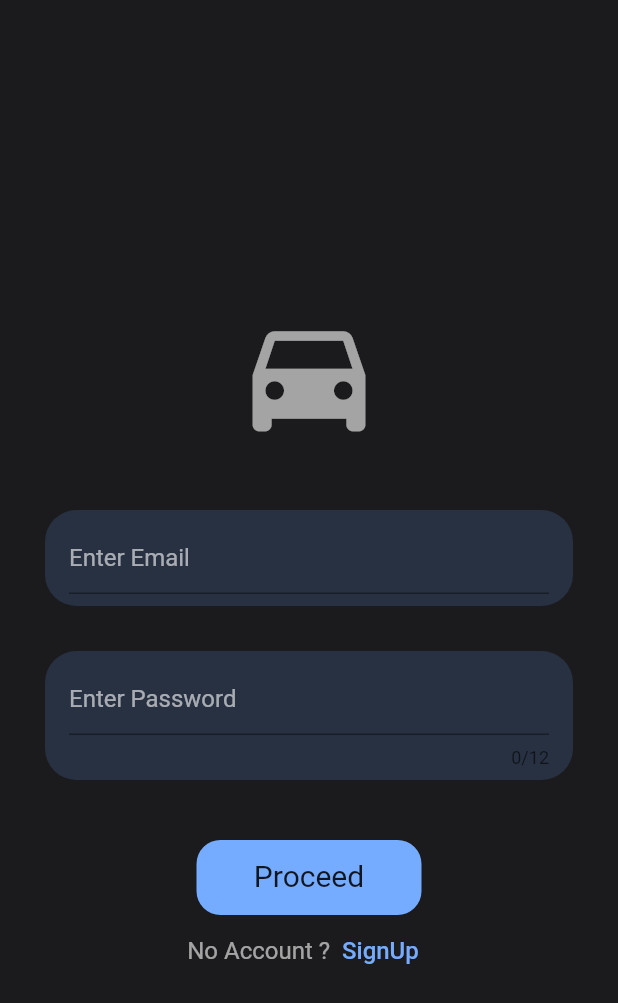
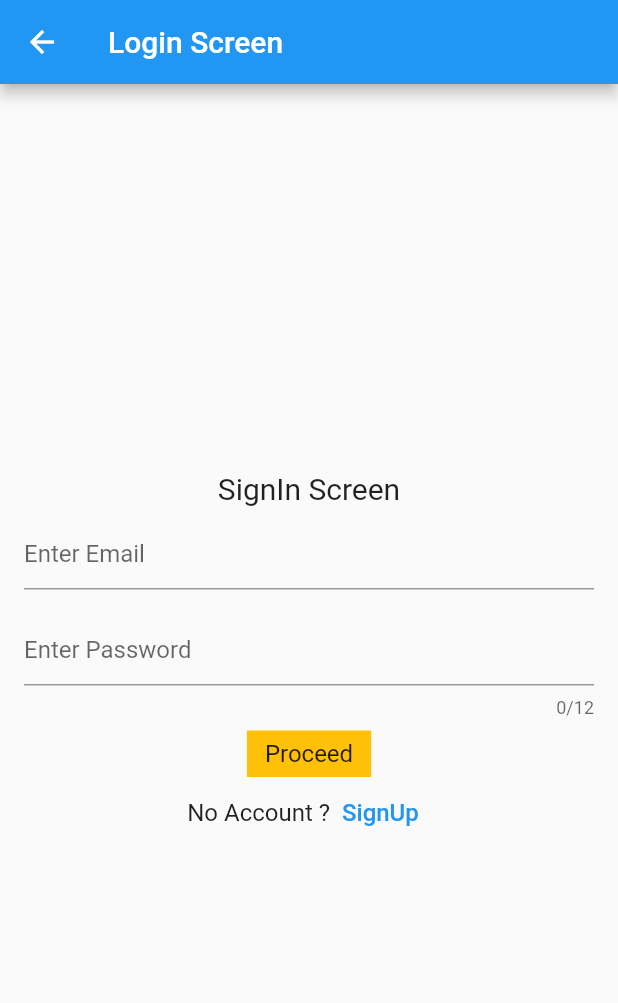
Before and after one commit to tanisha-salvi/flutter_hacktober_2022, a Flutter app: the SignupScreen screen opened by its route, after a tap on "Proceed", after a tap on "SignIn", on a phone screen of 412 x 824 dp. Shown: the top 1003 px of the screen. Run offline on Flutter 3.47's test engine with Material 2 defaults, Android fonts, the phone set to English and light mode, and no system bars; our stand-ins replace cloud_firestore, firebase_auth, firebase_core; accounts and stored records are empty.

Commit message:
Revert "Task #3"
This reverts commit f2ee0a12f072c2bd56b291849013232ab20ef09f.

```diff
--- a/lib/screens/auth/signin.dart
+++ b/lib/screens/auth/signin.dart
@@ -20,36 +20,23 @@ class _SigninScreenState extends State<SigninScreen> {
   @override
   Widget build(BuildContext context) {
     return Scaffold(
-      backgroundColor: Color.fromRGBO(27, 27, 29, 1),
-      resizeToAvoidBottomInset: false,
+      appBar: AppBar(
+        title: const Text("Login Screen"),
+      ),
       body: Form(
         key: _formKey,
-        child: SingleChildScrollView(
-          reverse: true,
-          physics: const BouncingScrollPhysics(),
         child: Column(
-            mainAxisAlignment: MainAxisAlignment.spaceEvenly,
+          mainAxisAlignment: MainAxisAlignment.center,
           children: [
-              SizedBox(height: 200,),
-              Icon(
-                  Icons.directions_car,
-                  color: Colors.white60,
-                  size: 100,
+            const Text(
+              "SignIn Screen",
+              style: TextStyle(
+                  fontSize: 20
               ),
-              SizedBox(height: 40,),
+            ),
             Container(
-                margin: EdgeInsets.only(left: 30, right: 30),
-                decoration: BoxDecoration(
-                    color: Color.fromRGBO(39, 49, 65, 1),
-                    borderRadius: BorderRadius.all(
-                        Radius.circular(21)
-                    )
-                ),
               padding: const EdgeInsets.symmetric(horizontal: 16,vertical: 8),
               child: TextFormField(
-                  style: TextStyle(
-                    color: Colors.white,
-                  ),
                 onChanged: (value){
                   email=value.trim();
                 },
@@ -64,28 +51,13 @@ class _SigninScreenState extends State<SigninScreen> {
                   return null;
                 },
                 decoration: const InputDecoration(
-                      hintText: "Enter Email",
-                      hintStyle: TextStyle(
-                        color: Colors.white60,
+                    hintText: "Enter Email"
                 ),
               ),
             ),
-              ),
-              SizedBox(height: 30,),
             Container(
-                margin: EdgeInsets.only(left: 30, right: 30),
-                decoration: BoxDecoration(
-                    color: Color.fromRGBO(39, 49, 65, 1),
-                    borderRadius: BorderRadius.all(
-                        Radius.circular(21)
-                    )
-                ),
               padding: const EdgeInsets.symmetric(horizontal: 16,vertical: 8),
               child: TextFormField(
-                  style: TextStyle(
-                    color: Colors.white,
-                  ),
-                  obscureText: true,
                 onChanged: (value){
                   password=value.trim();
                 },
@@ -101,14 +73,10 @@ class _SigninScreenState extends State<SigninScreen> {
                 },
                 maxLength: 12,
                 decoration: const InputDecoration(
-                      hintText: "Enter Password",
-                      hintStyle: TextStyle(
-                        color: Colors.white60,
-                      )
+                    hintText: "Enter Password"
                 ),
               ),
             ),
-              SizedBox(height: 40,),
             Builder(builder: (builderContext) => GestureDetector(
               onTap: () async {
                 try{
@@ -125,20 +93,12 @@ class _SigninScreenState extends State<SigninScreen> {
                 }
               },
               child: Container(
-                  height: 50,
-                  width: 150,
-                  decoration: BoxDecoration(
-                      color: Color.fromRGBO(118, 172, 255, 1),
-                      borderRadius: BorderRadius.all(
-                          Radius.circular(16)
-                      )
-                  ),
-                  padding: const EdgeInsets.symmetric(horizontal: 12,vertical: 12),
+                color: Colors.amber,
+                padding: const EdgeInsets.symmetric(horizontal: 12,vertical: 6),
                 child: const Text(
                   "Proceed",
-                    textAlign: TextAlign.center,
                   style: TextStyle(
-                        fontSize: 20
+                      fontSize: 16
                   ),
                 ),
               ),
@@ -149,7 +109,6 @@ class _SigninScreenState extends State<SigninScreen> {
                 const Text(
                   "No Account ?",
                   style: TextStyle(
-                      color: Colors.white60,
                       fontSize: 16
                   ),
                 ),
@@ -159,7 +118,6 @@ class _SigninScreenState extends State<SigninScreen> {
                     }, child: const Text(
                   "SignUp",
                   style: TextStyle(
-                        color: Color.fromRGBO(118, 172, 255, 1),
                       fontSize: 16
                   ),
                 ))
@@ -168,7 +126,6 @@ class _SigninScreenState extends State<SigninScreen> {
           ],
         ),
       ),
-      ),
     );
   }
 }
--- a/lib/screens/auth/signup.dart
+++ b/lib/screens/auth/signup.dart
@@ -21,8 +21,10 @@ class _SignupScreenState extends State<SignupScreen> {
   @override
   Widget build(BuildContext context) {
     return Scaffold(
-        backgroundColor: Color.fromRGBO(27, 27, 29, 1),
-        resizeToAvoidBottomInset: false,
+      resizeToAvoidBottomInset: false,
+      appBar: AppBar(
+        title: const Text("Signup Screen"),
+      ),
       body: Form(
         key: _formKey,
         child: SingleChildScrollView(
@@ -33,28 +35,17 @@ class _SignupScreenState extends State<SignupScreen> {
           mainAxisSize: MainAxisSize.max,
           children: [
             SizedBox(
-              height: 100,
+              height: 120,
             ),
-            Icon(
-              Icons.directions_car,
-              color: Colors.white60,
-              size: 100,
+            const Text(
+              "SignUp Screen",
+              style: TextStyle(
+                  fontSize: 20
+              ),
             ),
-            SizedBox(height: 30,),
             Container(
-
-              margin: EdgeInsets.only(left: 30, right: 30),
-              decoration: BoxDecoration(
-                  color: Color.fromRGBO(39, 49, 65, 1),
-                  borderRadius: BorderRadius.all(
-                      Radius.circular(21)
-                  )
-              ),
               padding: const EdgeInsets.symmetric(horizontal: 16,vertical: 8),
               child: TextFormField(
-                style: TextStyle(
-                  color: Colors.white,
-                ),
                 keyboardType: TextInputType.name,
                 maxLength: 20,
                 onChanged: (value){
@@ -71,27 +62,13 @@ class _SignupScreenState extends State<SignupScreen> {
                   return null;
                 },
                 decoration: const InputDecoration(
-                    hintText: "Enter Name",
-                    hintStyle: TextStyle(
-                    color: Colors.white60,
-                  ),
+                    hintText: "Enter Name"
                 ),
               ),
             ),
-            SizedBox(height: 25,),
             Container(
-              margin: EdgeInsets.only(left: 30, right: 30),
-              decoration: BoxDecoration(
-                  color: Color.fromRGBO(39, 49, 65, 1),
-                  borderRadius: BorderRadius.all(
-                      Radius.circular(20)
-                  )
-              ),
               padding: const EdgeInsets.symmetric(horizontal: 16,vertical: 8),
               child: TextFormField(
-                style: TextStyle(
-                  color: Colors.white,
-                ),
                 keyboardType: TextInputType.emailAddress,
                 onChanged: (value){
                   email=value.trim();
@@ -107,29 +84,14 @@ class _SignupScreenState extends State<SignupScreen> {
                   return null;
                 },
                 decoration: const InputDecoration(
-                    hintText: "Enter Email",
-                    hintStyle: TextStyle(
-                    color: Colors.white60,
-                  ),
+                    hintText: "Enter Email"
                 ),
               ),
             ),
-            SizedBox(height: 25,),
             Container(
-              margin: EdgeInsets.only(left: 30, right: 30),
-              decoration: BoxDecoration(
-                  color: Color.fromRGBO(39, 49, 65, 1),
-                  borderRadius: BorderRadius.all(
-                      Radius.circular(20)
-                  )
-              ),
               padding: const EdgeInsets.symmetric(horizontal: 16,vertical: 8),
               child: TextFormField(
-                style: TextStyle(
-                  color: Colors.white,
-                ),
                 keyboardType: TextInputType.text,
-                obscureText: true,
                 maxLength: 12,
                 onChanged: (value){
                   password=value.trim();
@@ -145,27 +107,13 @@ class _SignupScreenState extends State<SignupScreen> {
                   return null;
                 },
                 decoration: const InputDecoration(
-                    hintText: "Enter Password",
-                    hintStyle: TextStyle(
-                    color: Colors.white60,
-                    ),
+                    hintText: "Enter Password"
                 ),
               ),
             ),
-            SizedBox(height: 25,),
             Container(
-              margin: EdgeInsets.only(left: 30, right: 30),
-              decoration: BoxDecoration(
-                  color: Color.fromRGBO(39, 49, 65, 1),
-                  borderRadius: BorderRadius.all(
-                      Radius.circular(20)
-                  )
-              ),
               padding: const EdgeInsets.symmetric(horizontal: 16,vertical: 8),
               child: TextFormField(
-                style: TextStyle(
-                  color: Colors.white,
-                ),
                 keyboardType: TextInputType.number,
                 onChanged: (value){
                   phonenumber=value.trim();
@@ -182,14 +130,10 @@ class _SignupScreenState extends State<SignupScreen> {
                   return null;
                 },
                 decoration: const InputDecoration(
-                    hintText: "Enter Phone Number",
-                    hintStyle: TextStyle(
-                    color: Colors.white60,
-                  ),
+                    hintText: "Enter Phone Number"
                 ),
               ),
             ),
-            SizedBox(height: 40,),
             Builder(builder: (builderContext) => GestureDetector(
               onTap: () async {
                 try{
@@ -206,20 +150,12 @@ class _SignupScreenState extends State<SignupScreen> {
                 }
               },
               child: Container(
-                height: 50,
-                width: 150,
-                decoration: BoxDecoration(
-                    color: Color.fromRGBO(118, 172, 255, 1),
-                    borderRadius: BorderRadius.all(
-                        Radius.circular(16)
-                    )
-                ),
-                padding: const EdgeInsets.symmetric(horizontal: 12,vertical: 12),
+                color: Colors.amber,
+                padding: const EdgeInsets.symmetric(horizontal: 12,vertical: 6),
                 child: const Text(
                   "Proceed",
-                  textAlign: TextAlign.center,
                   style: TextStyle(
-                      fontSize: 20
+                      fontSize: 16
                   ),
                 ),
               ),
@@ -230,7 +166,6 @@ class _SignupScreenState extends State<SignupScreen> {
                 const Text(
                   "Already have an account ?",
                   style: TextStyle(
-                    color: Colors.white60,
                       fontSize: 16
                   ),
                 ),
@@ -240,7 +175,6 @@ class _SignupScreenState extends State<SignupScreen> {
                     }, child: const Text(
                   "SignIn",
                   style: TextStyle(
-                      color: Color.fromRGBO(118, 172, 255, 1),
                       fontSize: 16
                   ),
                 ))
```
Lines whose indentation alone changed are shown as unchanged.
